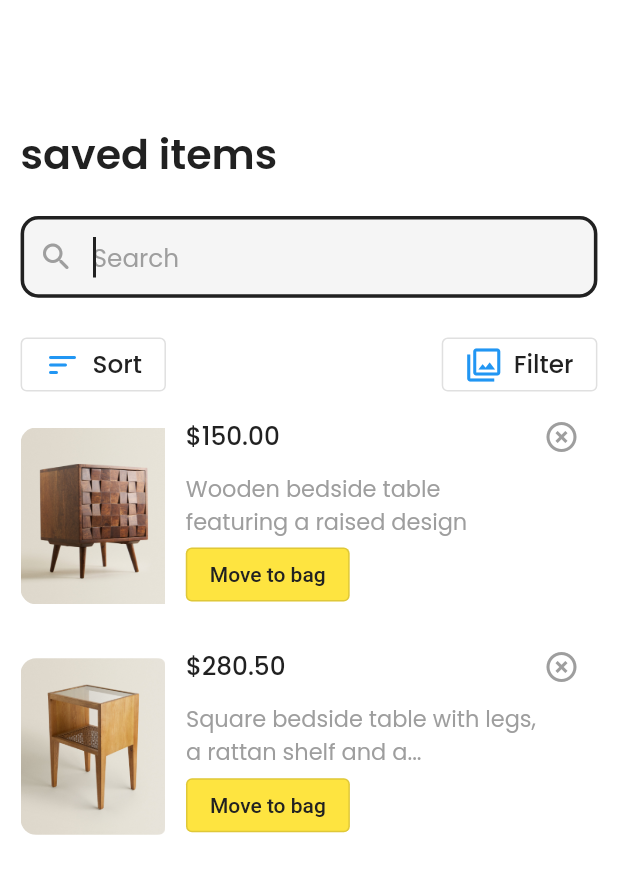
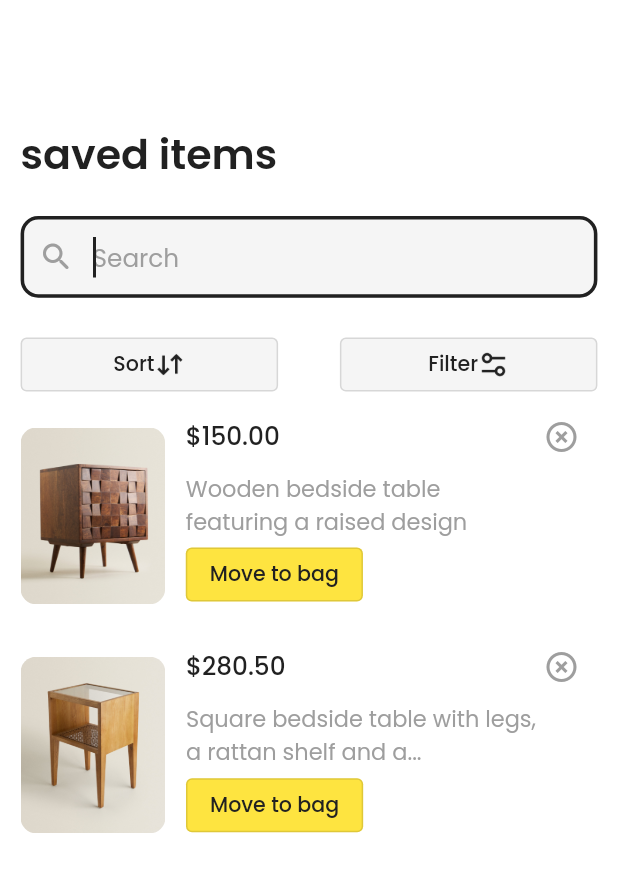
Before and after one commit to panchaniurvisha/ulmo_e_commerce, a Flutter app: the screen it shows after launch, on a phone screen of 412 x 824 dp. Shown: the top 874 px of the screen. Run offline on Flutter 3.47's test engine with Material 2 defaults, Android fonts, the phone set to English and light mode, and no system bars; our stand-ins replace cloud_firestore, firebase_auth, firebase_core, firebase_storage, fluttertoast, google_sign_in and 2 more; accounts and stored records are empty.

Commit message:
"12/7/2023"

```diff
--- /dev/null
+++ b/lib/res/common/app_image_outline_button.dart
@@ -0,0 +1,33 @@
+import 'package:flutter/material.dart';
+import 'package:ulmo_e_commerce_app/res/common/app_text.dart';
+import 'package:ulmo_e_commerce_app/res/constant/app_colors.dart';
+
+class AppImageOutLineButton extends StatelessWidget {
+  final String? text;
+  final String? image;
+  const AppImageOutLineButton({super.key, this.image, this.text});
+
+  @override
+  Widget build(BuildContext context) {
+    double height = MediaQuery.of(context).size.height;
+    double width = MediaQuery.of(context).size.width;
+    return SizedBox(
+      width: width / 2.4,
+      child: OutlinedButton(
+        style: const ButtonStyle(
+            backgroundColor: MaterialStatePropertyAll(AppColors.white)),
+        onPressed: () {},
+        child: Row(
+          mainAxisAlignment: MainAxisAlignment.center,
+          children: [
+            AppText(
+                text: text!,
+                fontWeight: FontWeight.w500,
+                fontSize: height / 60),
+            Image.asset(image!, height: height / 40)
+          ],
+        ),
+      ),
+    );
+  }
+}
--- a/lib/res/common/app_outline_button.dart
+++ b/lib/res/common/app_outline_button.dart
@@ -1,22 +1,26 @@
 import 'package:flutter/material.dart';
+import 'package:ulmo_e_commerce_app/res/common/app_text.dart';
 
 import '../constant/app_colors.dart';
 
 class AppOutlineButton extends StatelessWidget {
   final String? text;
-  final Color? color;
-  const AppOutlineButton({Key? key, required this.text, this.color})
-      : super(key: key);
+  final MaterialStateProperty<Color?>? color;
+  const AppOutlineButton({
+    Key? key,
+    required this.text,
+    this.color,
+  }) : super(key: key);
 
   @override
   Widget build(BuildContext context) {
+    double height = MediaQuery.of(context).size.height;
     return OutlinedButton(
       style: ButtonStyle(
-          backgroundColor: MaterialStateProperty.all(AppColors.lightYellowTwo)),
-      child: Text(
-        text!,
-        style: TextStyle(color: AppColors.black),
-      ),
+          backgroundColor:
+              color ?? MaterialStateProperty.all(AppColors.lightYellowTwo)),
+      child: AppText(
+          text: text!, fontWeight: FontWeight.w500, fontSize: height / 60),
       onPressed: () {},
     );
   }
--- a/lib/res/common/app_sort_filter_button.dart
+++ /dev/null
@@ -1,40 +0,0 @@
-import 'package:flutter/material.dart';
-import 'package:ulmo_e_commerce_app/res/common/app_text.dart';
-import 'package:ulmo_e_commerce_app/res/constant/app_string.dart';
-
-class AppSortFilterButton extends StatelessWidget {
-  const AppSortFilterButton({super.key});
-
-  @override
-  Widget build(BuildContext context) {
-    return Row(
-      mainAxisAlignment: MainAxisAlignment.spaceBetween,
-      children: [
-        OutlinedButton.icon(
-            // <-- OutlinedButton
-            onPressed: () {},
-            icon: Icon(
-              Icons.sort_rounded,
-              size: 24.0,
-            ),
-            label: AppText(
-              text: AppString.sort,
-              fontWeight: FontWeight.w500,
-            )),
-        OutlinedButton.icon(
-          // <-- OutlinedButton
-          onPressed: () {},
-
-          label: AppText(
-            text: AppString.filterButton,
-            fontWeight: FontWeight.w500,
-          ),
-          icon: Icon(
-            Icons.filter,
-            size: 24.0,
-          ),
-        )
-      ],
-    );
-  }
-}
--- a/lib/res/constant/app_images.dart
+++ b/lib/res/constant/app_images.dart
@@ -68,4 +68,8 @@ class AppImages {
 
   ///Bag Screen
   static const String squareTable = "${basePath}square_table.png";
+
+  ///Catalog Screen
+  static const String sortIcon = "${iconBasePath}sort_icon.png";
+  static const String filterIcon = "${iconBasePath}filter_icon.png";
 }
--- a/lib/res/constant/app_string.dart
+++ b/lib/res/constant/app_string.dart
@@ -303,6 +303,6 @@ class AppString {
 
   ///Saved Items screen--------------->
   static const moveToBag = "Move to bag";
-  static const sort = "Sort";
+  static const sortButton = "Sort";
   static const filterButton = "Filter";
 }
--- a/lib/view/delivery_details_screen.dart
+++ b/lib/view/delivery_details_screen.dart
@@ -153,7 +153,9 @@ class _DeliveryDetailsScreenState extends State<DeliveryDetailsScreen> {
               const Row(
                 mainAxisAlignment: MainAxisAlignment.spaceAround,
                 children: [
-                  AppOutlineButton(text: AppString.tomorrow),
+                  AppOutlineButton(
+                    text: AppString.tomorrow,
+                  ),
                   AppOutlineButton(text: AppString.date25),
                   AppOutlineButton(text: AppString.date26),
                   AppOutlineButton(text: AppString.date27)
@@ -169,7 +171,7 @@ class _DeliveryDetailsScreenState extends State<DeliveryDetailsScreen> {
                 ],
               ),
               const Spacer(),
-              AppElevatedButton(
+              const AppElevatedButton(
                 sizeBox: SizedBox(),
                 text: AppString.continueButton,
               )
--- a/lib/view/saved_items_screen.dart
+++ b/lib/view/saved_items_screen.dart
@@ -1,6 +1,6 @@
 import 'package:flutter/material.dart';
+import 'package:ulmo_e_commerce_app/res/common/app_image_outline_button.dart';
 import 'package:ulmo_e_commerce_app/res/common/app_outline_button.dart';
-import 'package:ulmo_e_commerce_app/res/common/app_sort_filter_button.dart';
 import 'package:ulmo_e_commerce_app/res/common/search_bar.dart';
 
 import '../res/common/app_text.dart';
@@ -21,6 +21,7 @@ class _SavedItemsScreenState extends State<SavedItemsScreen> {
     double height = MediaQuery.of(context).size.height;
     double width = MediaQuery.of(context).size.width;
     return Scaffold(
+      resizeToAvoidBottomInset: false,
       body: Padding(
         padding:
             EdgeInsets.symmetric(horizontal: width / 30, vertical: height / 10),
@@ -32,14 +33,19 @@ class _SavedItemsScreenState extends State<SavedItemsScreen> {
                 fontWeight: FontWeight.w600,
                 fontSize: height / 30),
             const AppSearchBar(),
-            AppSortFilterButton(),
+            const Row(
+              mainAxisAlignment: MainAxisAlignment.spaceBetween,
+              children: [
+                AppImageOutLineButton(
+                    text: AppString.sortButton, image: AppImages.sortIcon),
+                AppImageOutLineButton(
+                    text: AppString.filterButton, image: AppImages.filterIcon)
+              ],
+            ),
             Row(
               children: [
                 ClipRRect(
-                    borderRadius: BorderRadius.only(
-                      bottomLeft: Radius.circular(width / 40),
-                      topLeft: Radius.circular(width / 40),
-                    ),
+                    borderRadius: BorderRadius.all(Radius.circular(width / 40)),
                     child: Image.asset(AppImages.bedSideTable,
                         height: height / 7)),
                 SizedBox(
@@ -84,10 +90,7 @@ class _SavedItemsScreenState extends State<SavedItemsScreen> {
             Row(
               children: [
                 ClipRRect(
-                    borderRadius: BorderRadius.only(
-                      bottomLeft: Radius.circular(width / 40),
-                      topLeft: Radius.circular(width / 40),
-                    ),
+                    borderRadius: BorderRadius.all(Radius.circular(width / 40)),
                     child:
                         Image.asset(AppImages.squareTable, height: height / 7)),
                 SizedBox(
@@ -95,7 +98,7 @@ class _SavedItemsScreenState extends State<SavedItemsScreen> {
                 ),
                 Expanded(
                   child: Padding(
-                    padding: EdgeInsets.only(bottom: height / 60),
+                    padding: EdgeInsets.only(bottom: height / 70),
                     child: Column(
                       crossAxisAlignment: CrossAxisAlignment.start,
                       children: [
```
Also changed, not shown: lib/res/common/app_container.dart (+14 -19 lines), lib/view/catalog_screen.dart (+17 -1 lines), assets/icons/filter_icon.png (added), assets/icons/sort_icon.png (added).
